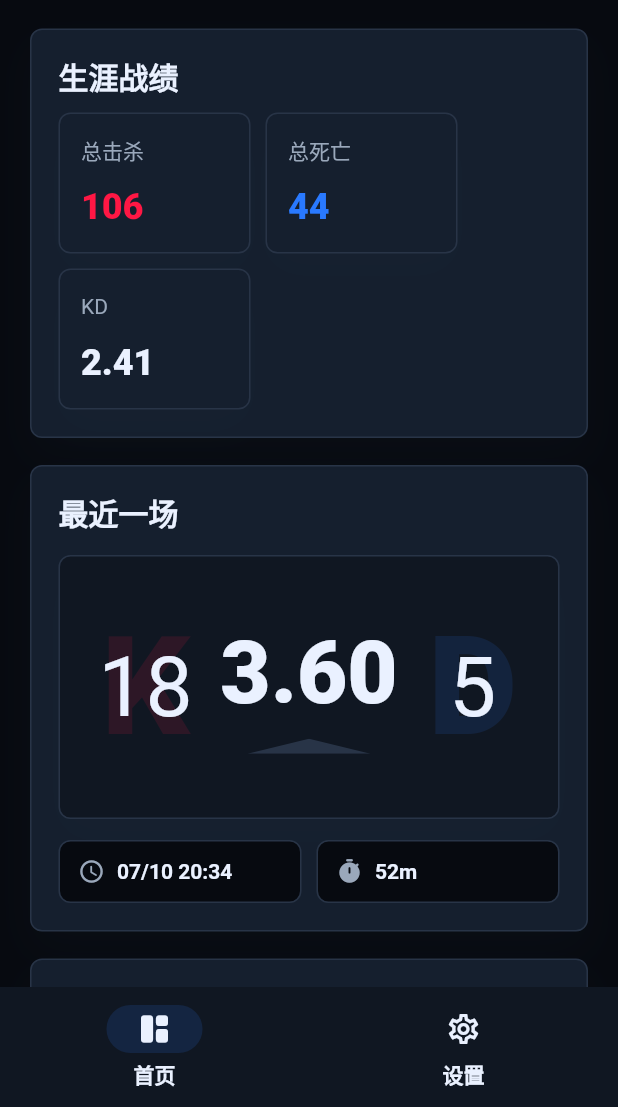
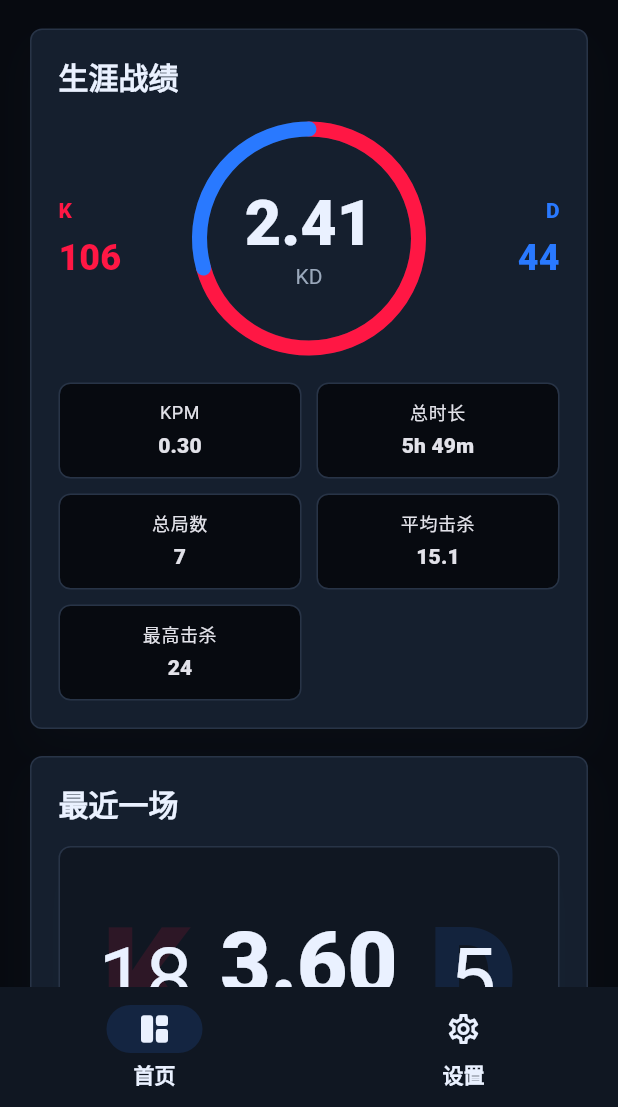
Before and after one commit to Woisol/WargameTab-Client, a Flutter app: the screen it shows after launch, on a phone screen of 412 x 824 dp, the part 129-1236 px from its top. Run offline on Flutter 3.47's test engine with Material 3 defaults, Android fonts, the phone set to English and light mode, and no system bars.

```diff
--- /dev/null
+++ b/lib/models/career_stats.dart
@@ -0,0 +1,68 @@
+import 'wargame_session.dart';
+
+class CareerStats {
+  const CareerStats({
+    required this.totalKills,
+    required this.totalDeaths,
+    required this.totalDuration,
+    required this.matchCount,
+    required this.averageKills,
+    required this.bestKills,
+  });
+
+  factory CareerStats.fromSessions(List<WargameSession> sessions) {
+    // 后续接入真实同步后，这里对应的聚合结果应在同步完成时持久化更新。
+    final totalKills = sessions.fold(0, (total, item) => total + item.kills);
+    final totalDeaths = sessions.fold(0, (total, item) => total + item.deaths);
+    final totalDuration = sessions.fold<Duration>(
+      Duration.zero,
+      (total, item) => total + item.duration,
+    );
+    final bestKills = sessions.fold(
+      0,
+      (best, item) => item.kills > best ? item.kills : best,
+    );
+
+    return CareerStats(
+      totalKills: totalKills,
+      totalDeaths: totalDeaths,
+      totalDuration: totalDuration,
+      matchCount: sessions.length,
+      averageKills: sessions.isEmpty ? 0 : totalKills / sessions.length,
+      bestKills: bestKills,
+    );
+  }
+
+  final int totalKills;
+  final int totalDeaths;
+  final Duration totalDuration;
+  final int matchCount;
+  final double averageKills;
+  final int bestKills;
+
+  double get kdRatio =>
+      totalDeaths == 0 ? totalKills.toDouble() : totalKills / totalDeaths;
+
+  double get kpm {
+    final minutes = totalDuration.inSeconds / 60;
+    if (minutes <= 0) {
+      return 0;
+    }
+    return totalKills / minutes;
+  }
+
+  String get kdLabel => kdRatio.toStringAsFixed(2);
+
+  String get kpmLabel => kpm.toStringAsFixed(2);
+
+  String get averageKillsLabel => averageKills.toStringAsFixed(1);
+
+  String get totalDurationLabel {
+    final hours = totalDuration.inHours;
+    final minutes = totalDuration.inMinutes.remainder(60);
+    if (hours > 0) {
+      return '${hours}h ${minutes}m';
+    }
+    return '${minutes}m';
+  }
+}
--- a/lib/models/wargame_session.dart
+++ b/lib/models/wargame_session.dart
@@ -62,6 +62,8 @@ class WargameSession {
     return '$minutes 分钟 $seconds 秒';
   }
 
+  String get heroTag => 'match-$sessionId';
+
 }
 
 class WargameSummary {
--- a/lib/screens/home_screen.dart
+++ b/lib/screens/home_screen.dart
@@ -1,8 +1,9 @@
 import 'package:flutter/material.dart';
 
+import '../models/career_stats.dart';
 import '../models/wargame_session.dart';
 import '../theme/app_theme.dart';
-import '../widgets/animated_stat.dart';
+import '../widgets/career_donut_panel.dart';
 import '../widgets/match_record_card.dart';
 import '../widgets/match_score_panel.dart';
 import 'history_screen.dart';
@@ -33,7 +34,9 @@ class HomeScreen extends StatelessWidget {
             ),
             SliverPadding(
               padding: const EdgeInsets.fromLTRB(20, 8, 20, 0),
-              sliver: SliverToBoxAdapter(child: _CareerPanel(sessions)),
+              sliver: SliverToBoxAdapter(
+                child: CareerDonutPanel(stats: CareerStats.fromSessions(sessions)),
+              ),
             ),
             SliverPadding(
               padding: const EdgeInsets.fromLTRB(20, 18, 20, 0),
@@ -162,60 +165,6 @@ class _Header extends StatelessWidget {
   }
 }
 
-class _CareerPanel extends StatelessWidget {
-  const _CareerPanel(this.sessions);
-
-  final List<WargameSession> sessions;
-
-  @override
-  Widget build(BuildContext context) {
-    final colors = context.wargameColors;
-    final kills = sessions.fold(0, (total, session) => total + session.kills);
-    final deaths = sessions.fold(0, (total, session) => total + session.deaths);
-    final kdRatio = deaths == 0 ? kills.toDouble() : kills / deaths;
-
-    return Container(
-      padding: const EdgeInsets.all(18),
-      decoration: AppTheme.panelDecoration(context, color: colors.surfaceHigh),
-      child: Column(
-        crossAxisAlignment: CrossAxisAlignment.start,
-        children: [
-          const _SectionTitle('生涯战绩'),
-          const SizedBox(height: 12),
-          Wrap(
-            spacing: 10,
-            runSpacing: 10,
-            children: [
-              _StatBox(
-                child: AnimatedStat(
-                  label: '总击杀',
-                  value: kills.toDouble(),
-                  color: AppColors.kill,
-                ),
-              ),
-              _StatBox(
-                child: AnimatedStat(
-                  label: '总死亡',
-                  value: deaths.toDouble(),
-                  color: AppColors.death,
-                ),
-              ),
-              _StatBox(
-                child: AnimatedStat(
-                  label: 'KD',
-                  value: kdRatio,
-                  decimals: 2,
-                  color: colors.text,
-                ),
-              ),
-            ],
-          ),
-        ],
-      ),
-    );
-  }
-}
-
 class _LatestMatchPanel extends StatelessWidget {
   const _LatestMatchPanel(this.session);
 
@@ -298,19 +247,6 @@ class _HistoryPreviewPanel extends StatelessWidget {
   }
 }
 
-class _StatBox extends StatelessWidget {
-  const _StatBox({required this.child});
-
-  final Widget child;
-
-  @override
-  Widget build(BuildContext context) {
-    final width = MediaQuery.sizeOf(context).width;
-    final itemWidth = width >= 390 ? (width - 60) / 3 : (width - 50) / 2;
-    return SizedBox(width: itemWidth.clamp(128, 180).toDouble(), child: child);
-  }
-}
-
 class _InfoChip extends StatelessWidget {
   const _InfoChip({required this.icon, required this.text});
 
--- a/lib/screens/match_detail_screen.dart
+++ b/lib/screens/match_detail_screen.dart
@@ -18,7 +18,13 @@ class MatchDetailScreen extends StatelessWidget {
           physics: const BouncingScrollPhysics(),
           padding: const EdgeInsets.fromLTRB(20, 12, 20, 28),
           children: [
-            MatchScorePanel(session: session, large: true),
+            Hero(
+              tag: session.heroTag,
+              child: Material(
+                color: Colors.transparent,
+                child: MatchScorePanel(session: session, large: true),
+              ),
+            ),
             const SizedBox(height: 14),
             _TimePanel(session: session),
             const SizedBox(height: 14),
@@ -110,7 +116,8 @@ class _TimelineChart extends StatelessWidget {
             ),
             for (final event in session.events)
               Positioned(
-                left: ((event.time.clamp(0, durationSeconds) as num).toDouble() /
+                left:
+                    ((event.time.clamp(0, durationSeconds) as num).toDouble() /
                         durationSeconds) *
                     (constraints.maxWidth - 5),
                 top: event.type == 'kill' ? midY - 28 : midY + 8,
--- a/lib/widgets/animated_stat.dart
+++ /dev/null
@@ -1,53 +0,0 @@
-import 'package:flutter/material.dart';
-
-import '../theme/app_theme.dart';
-
-class AnimatedStat extends StatelessWidget {
-  const AnimatedStat({
-    super.key,
-    required this.label,
-    required this.value,
-    this.suffix = '',
-    this.color,
-    this.decimals = 0,
-  });
-
-  final String label;
-  final double value;
-  final String suffix;
-  final Color? color;
-  final int decimals;
-
-  @override
-  Widget build(BuildContext context) {
-    final colors = context.wargameColors;
-    return Container(
-      constraints: const BoxConstraints(minHeight: 94),
-      padding: const EdgeInsets.all(14),
-      decoration: AppTheme.panelDecoration(context, color: colors.surfaceHigh),
-      child: TweenAnimationBuilder<double>(
-        tween: Tween(begin: 0, end: value),
-        duration: const Duration(milliseconds: 720),
-        curve: Curves.easeOutCubic,
-        builder: (context, animatedValue, child) {
-          return Column(
-            crossAxisAlignment: CrossAxisAlignment.start,
-            mainAxisAlignment: MainAxisAlignment.spaceBetween,
-            children: [
-              Text(label, style: Theme.of(context).textTheme.bodyMedium),
-              Text(
-                '${animatedValue.toStringAsFixed(decimals)}$suffix',
-                maxLines: 1,
-                overflow: TextOverflow.ellipsis,
-                style: Theme.of(context).textTheme.headlineSmall?.copyWith(
-                  color: color ?? colors.text,
-                  fontFeatures: const [FontFeature.tabularFigures()],
-                ),
-              ),
-            ],
-          );
-        },
-      ),
-    );
-  }
-}
--- /dev/null
+++ b/lib/widgets/career_donut_panel.dart
@@ -0,0 +1,245 @@
+import 'dart:math' as math;
+
+import 'package:flutter/material.dart';
+
+import '../models/career_stats.dart';
+import '../theme/app_theme.dart';
+
+class CareerDonutPanel extends StatelessWidget {
+  const CareerDonutPanel({super.key, required this.stats});
+
+  final CareerStats stats;
+
+  @override
+  Widget build(BuildContext context) {
+    final colors = context.wargameColors;
+    return Container(
+      padding: const EdgeInsets.all(18),
+      decoration: AppTheme.panelDecoration(context, color: colors.surfaceHigh),
+      child: Column(
+        crossAxisAlignment: CrossAxisAlignment.start,
+        children: [
+          Text('生涯战绩', style: Theme.of(context).textTheme.titleLarge),
+          const SizedBox(height: 18),
+          Row(
+            children: [
+              Expanded(
+                child: _SideValue(
+                  label: 'K',
+                  value: '${stats.totalKills}',
+                  color: AppColors.kill,
+                ),
+              ),
+              SizedBox(
+                width: 156,
+                height: 156,
+                child: Stack(
+                  alignment: Alignment.center,
+                  children: [
+                    CustomPaint(
+                      size: const Size.square(156),
+                      painter: _CareerDonutPainter(
+                        kills: stats.totalKills,
+                        deaths: stats.totalDeaths,
+                        trackColor: colors.line,
+                      ),
+                    ),
+                    Column(
+                      mainAxisSize: MainAxisSize.min,
+                      children: [
+                        Text(
+                          stats.kdLabel,
+                          style: Theme.of(context)
+                              .textTheme
+                              .displaySmall
+                              ?.copyWith(fontSize: 42),
+                        ),
+                        Text('KD', style: Theme.of(context).textTheme.bodyMedium),
+                      ],
+                    ),
+                  ],
+                ),
+              ),
+              Expanded(
+                child: _SideValue(
+                  label: 'D',
+                  value: '${stats.totalDeaths}',
+                  color: AppColors.death,
+                  alignEnd: true,
+                ),
+              ),
+            ],
+          ),
+          const SizedBox(height: 18),
+          LayoutBuilder(
+            builder: (context, constraints) {
+              final width = constraints.maxWidth;
+              final crossAxisCount = width >= 860
+                  ? 4
+                  : width >= 540
+                  ? 3
+                  : 2;
+              final metrics = [
+                _DetailMetric(label: 'KPM', value: stats.kpmLabel),
+                _DetailMetric(label: '总时长', value: stats.totalDurationLabel),
+                _DetailMetric(label: '总局数', value: '${stats.matchCount}'),
+                _DetailMetric(label: '平均击杀', value: stats.averageKillsLabel),
+                _DetailMetric(label: '最高击杀', value: '${stats.bestKills}'),
+              ];
+              return GridView.builder(
+                itemCount: metrics.length,
+                shrinkWrap: true,
+                physics: const NeverScrollableScrollPhysics(),
+                gridDelegate: SliverGridDelegateWithFixedCrossAxisCount(
+                  crossAxisCount: crossAxisCount,
+                  crossAxisSpacing: 10,
+                  mainAxisSpacing: 10,
+                  mainAxisExtent: 64,
+                ),
+                itemBuilder: (context, index) => metrics[index],
+              );
+            },
+          ),
+        ],
+      ),
+    );
+  }
+}
+
+class _SideValue extends StatelessWidget {
+  const _SideValue({
+    required this.label,
+    required this.value,
+    required this.color,
+    this.alignEnd = false,
+  });
+
+  final String label;
+  final String value;
+  final Color color;
+  final bool alignEnd;
+
+  @override
+  Widget build(BuildContext context) {
+    return Column(
+      crossAxisAlignment: alignEnd
+          ? CrossAxisAlignment.end
+          : CrossAxisAlignment.start,
+      children: [
+        Text(
+          label,
+          style: Theme.of(context).textTheme.bodyMedium?.copyWith(
+                color: color,
+                fontWeight: FontWeight.w800,
+              ),
+        ),
+        const SizedBox(height: 6),
+        Text(
+          value,
+          style: Theme.of(context).textTheme.headlineSmall?.copyWith(
+                color: color,
+                fontWeight: FontWeight.w900,
+              ),
+        ),
+      ],
+    );
+  }
+}
+
+class _DetailMetric extends StatelessWidget {
+  const _DetailMetric({required this.label, required this.value});
+
+  final String label;
+  final String value;
+
+  @override
+  Widget build(BuildContext context) {
+    final colors = context.wargameColors;
+    return Container(
+      padding: const EdgeInsets.symmetric(horizontal: 10, vertical: 8),
+      decoration: BoxDecoration(
+        color: colors.background,
+        borderRadius: BorderRadius.circular(8),
+        border: Border.all(color: colors.line),
+      ),
+      child: Column(
+        mainAxisAlignment: MainAxisAlignment.center,
+        crossAxisAlignment: CrossAxisAlignment.center,
+        children: [
+          Text(
+            label,
+            textAlign: TextAlign.center,
+            style: Theme.of(context).textTheme.bodySmall,
+          ),
+          const SizedBox(height: 4),
+          Text(
+            value,
+            textAlign: TextAlign.center,
+            style: Theme.of(context).textTheme.titleSmall?.copyWith(
+                  fontWeight: FontWeight.w800,
+                ),
+          ),
+        ],
+      ),
+    );
+  }
+}
+
+class _CareerDonutPainter extends CustomPainter {
+  const _CareerDonutPainter({
+    required this.kills,
+    required this.deaths,
+    required this.trackColor,
+  });
+
+  final int kills;
+  final int deaths;
+  final Color trackColor;
+
+  @override
+  void paint(Canvas canvas, Size size) {
+    const strokeWidth = 10.0;
+    final rect = Offset.zero & size;
+    final total = kills + deaths;
+    final killRatio = total == 0 ? 0.5 : kills / total;
+    final deathRatio = 1 - killRatio;
+    final paint = Paint()
+      ..style = PaintingStyle.stroke
+      ..strokeWidth = strokeWidth
+      ..strokeCap = StrokeCap.round;
+
+    paint.color = trackColor;
+    canvas.drawArc(
+      rect.deflate(strokeWidth / 2),
+      -math.pi / 2,
+      math.pi * 2,
+      false,
+      paint,
+    );
+
+    paint.color = AppColors.kill;
+    canvas.drawArc(
+      rect.deflate(strokeWidth / 2),
+      -math.pi / 2,
+      math.pi * 2 * killRatio,
+      false,
+      paint,
+    );
+
+    paint.color = AppColors.death;
+    canvas.drawArc(
+      rect.deflate(strokeWidth / 2),
+      -math.pi / 2 + math.pi * 2 * killRatio,
+      math.pi * 2 * deathRatio,
+      false,
+      paint,
+    );
+  }
+
+  @override
+  bool shouldRepaint(covariant _CareerDonutPainter oldDelegate) {
+    return kills != oldDelegate.kills ||
+        deaths != oldDelegate.deaths ||
+        trackColor != oldDelegate.trackColor;
+  }
+}
--- a/lib/widgets/match_record_card.dart
+++ b/lib/widgets/match_record_card.dart
@@ -33,6 +33,8 @@ class MatchRecordCard extends StatelessWidget {
           ),
         );
       },
+      child: Hero(
+        tag: session.heroTag,
         child: Container(
           margin: EdgeInsets.only(bottom: dense ? 10 : 12),
           child: Material(
@@ -66,7 +68,9 @@ class MatchRecordCard extends StatelessWidget {
                               children: [
                                 Text(
                                   session.startLabel,
-                                style: Theme.of(context).textTheme.titleMedium,
+                                  style: Theme.of(
+                                    context,
+                                  ).textTheme.titleMedium,
                                 ),
                                 const SizedBox(height: 4),
                                 Text(
@@ -109,6 +113,7 @@ class MatchRecordCard extends StatelessWidget {
             ),
           ),
         ),
+      ),
     );
   }
 }
@@ -131,9 +136,9 @@ class _CompactMetric extends StatelessWidget {
         children: [
           Text(
             label,
-            style: Theme.of(
-              context,
-            ).textTheme.bodyMedium?.copyWith(color: context.wargameColors.muted),
+            style: Theme.of(context).textTheme.bodyMedium?.copyWith(
+              color: context.wargameColors.muted,
+            ),
           ),
           const SizedBox(width: 8),
           Flexible(
```
Also changed, not shown: 1 other file. Lines whose indentation alone changed are shown as unchanged.
